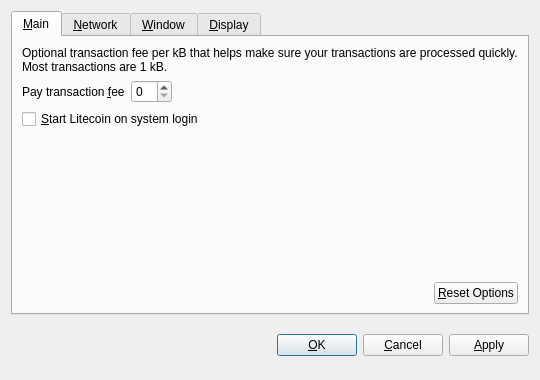
The window that src/qt/forms/optionsdialog.ui (nintencoin/nintencoin) describes before a commit, drawn with Qt 5.
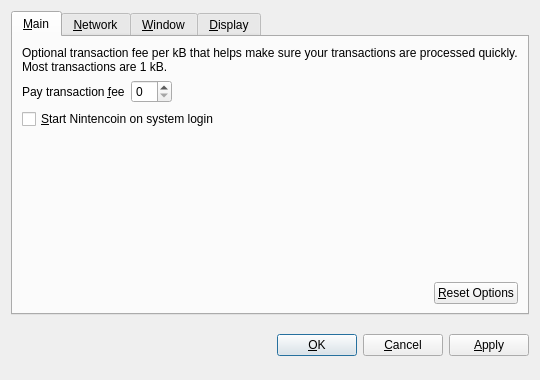
The same window after the commit. Custom widgets are drawn as their Qt base class.

```diff
--- a/src/qt/forms/optionsdialog.ui
+++ b/src/qt/forms/optionsdialog.ui
@@ -82,7 +82,7 @@
           <string>Automatically start Litecoin after logging in to the system.</string>
          </property>
          <property name="text">
-          <string>&amp;Start Litecoin on system login</string>
+          <string>&amp;Start Nintencoin on system login</string>
          </property>
         </widget>
        </item>
```
Left out of the diff: 10 changed lines with no effect on the pictures.
